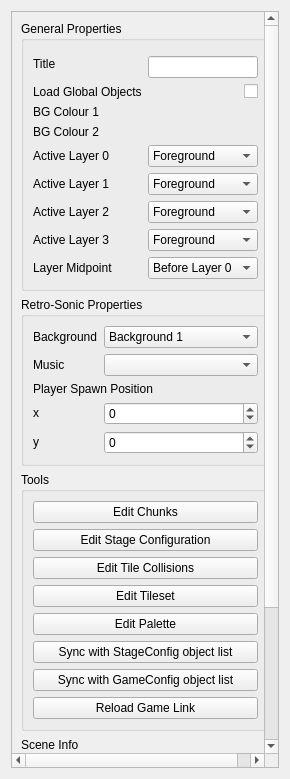
The window that RetroEDv2/tools/sceneproperties/sceneproperties.ui (RSDKModding/RetroED) describes before a commit, drawn with Qt 5.
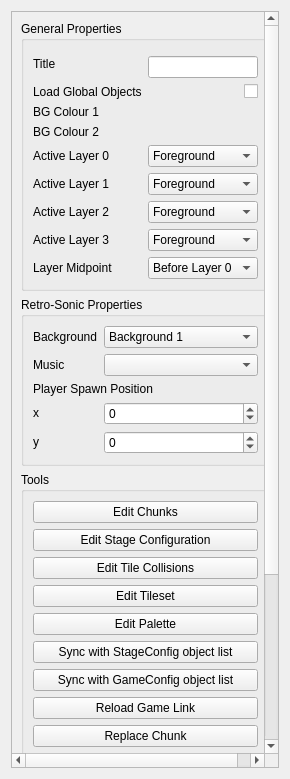
The same window after the commit.

```diff
--- a/RetroEDv2/tools/sceneproperties/sceneproperties.ui
+++ b/RetroEDv2/tools/sceneproperties/sceneproperties.ui
@@ -29,9 +29,9 @@
       <property name="geometry">
        <rect>
         <x>0</x>
-        <y>0</y>
+        <y>-148</y>
         <width>256</width>
-        <height>907</height>
+        <height>961</height>
        </rect>
       </property>
       <layout class="QGridLayout" name="gridLayout_3">
@@ -172,6 +172,20 @@
             </property>
            </widget>
           </item>
+          <item>
+           <widget class="QPushButton" name="replaceChunk">
+            <property name="text">
+             <string>Replace Chunk</string>
+            </property>
+           </widget>
+          </item>
+          <item>
+           <widget class="QPushButton" name="replaceTile">
+            <property name="text">
+             <string>Replace Tile</string>
+            </property>
+           </widget>
+          </item>
          </layout>
         </widget>
        </item>
```
